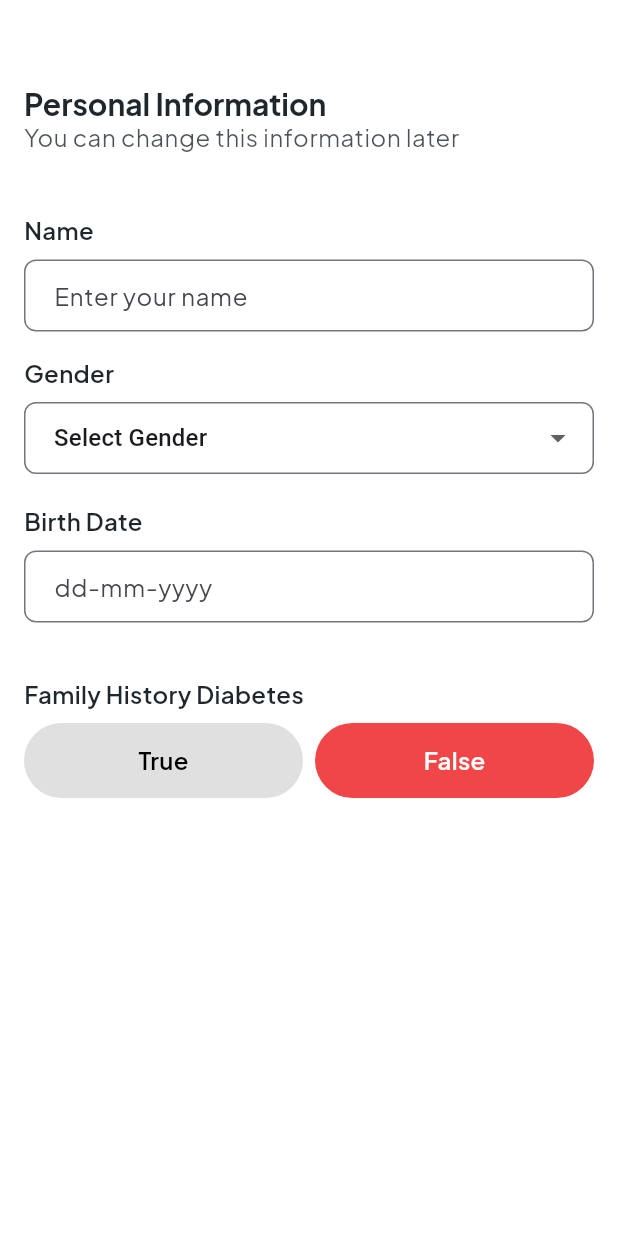
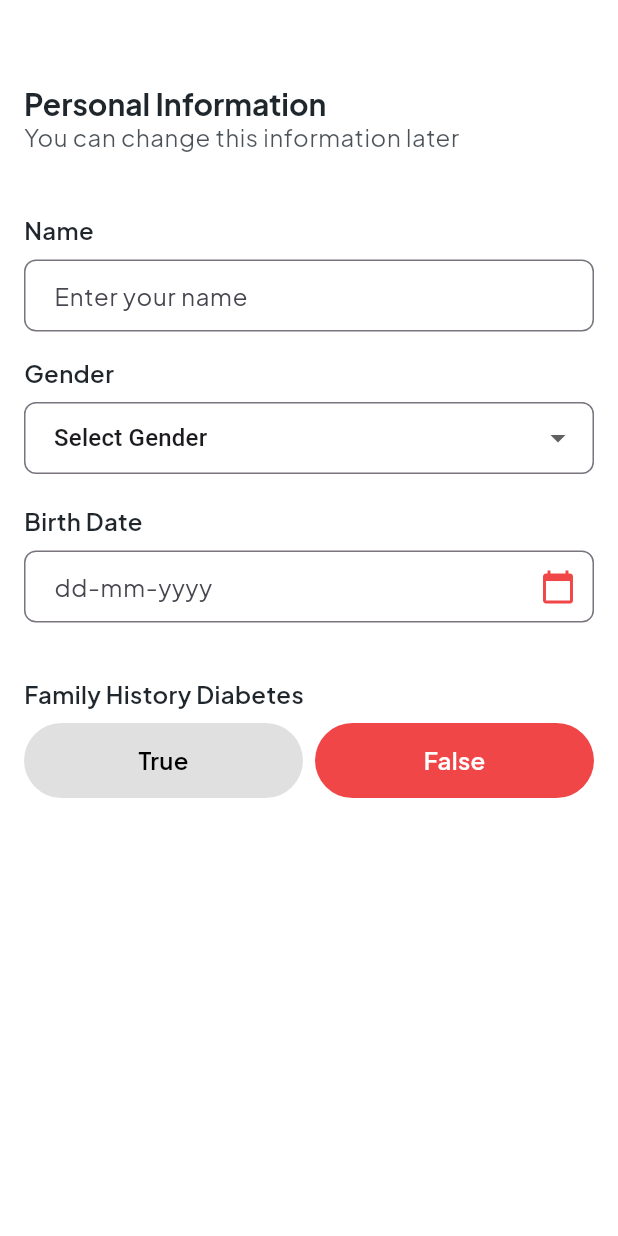
Before and after one commit to moozunch/Madhumeha, a Flutter app: the InputScreen screen opened directly, on a phone screen of 412 x 824 dp. Run offline on Flutter 3.47's test engine with Material 3 defaults, Android fonts, the phone set to English and light mode, and no system bars; our stand-ins replace google_fonts.

Commit message:
datePicker fixed muncul calendar

```diff
--- a/lib/widgets/inputBox.dart
+++ b/lib/widgets/inputBox.dart
@@ -1,48 +1,44 @@
 import 'package:flutter/material.dart';
-
-//Bisa untuk input string, sebagai datepicker, numberpicker.
 
 class InputBox extends StatelessWidget {
   final String label;
   final TextEditingController controller;
   final String hint;
   final TextInputType keyboardType;
+  final bool isDatePicker;
   final VoidCallback? onTap; // untuk trigger DatePicker atau NumberPicker
 
-  // Constructor
   const InputBox({
-    super.key,
+    Key? key,
     required this.label,
     required this.controller,
     this.hint = '',
+    this.isDatePicker = false,
     this.keyboardType = TextInputType.text,
     this.onTap,
-  });
+  }) : super(key: key);
 
   @override
   Widget build(BuildContext context) {
-    return GestureDetector(
-      onTap: () {
-        FocusScope.of(context).unfocus(); // menutup keyboard jika tap di luar input
-      },
-      child: Column(
+    return Column(
       crossAxisAlignment: CrossAxisAlignment.start,
       children: [
-          Text(label, style: Theme.of(context).textTheme.bodyMedium?.copyWith(
+        Text(
+          label,
+          style: Theme.of(context).textTheme.bodyMedium?.copyWith(
             fontWeight: FontWeight.w600,
-          )),
-          const SizedBox(height: 8,),
-          GestureDetector(
-            onTap: onTap,
-            child: ConstrainedBox(
-              constraints: const BoxConstraints(
-                maxWidth: 400,
-              ), //Untuk ukuran lebar text field
+          ),
+        ),
+        const SizedBox(height: 8),
+        ConstrainedBox(
+          constraints: const BoxConstraints(maxWidth: 400),
           child: TextField(
             controller: controller,
             keyboardType: keyboardType,
             cursorColor: Theme.of(context).primaryColor,
             style: TextStyle(color: Theme.of(context).secondaryHeaderColor),
+            readOnly: isDatePicker, // Mencegah keyboard muncul
+            onTap: isDatePicker ? onTap : null, // Panggil onTap jika DatePicker
             decoration: InputDecoration(
               hintText: hint,
               border: OutlineInputBorder(borderRadius: BorderRadius.circular(8)),
@@ -51,14 +47,14 @@ class InputBox extends StatelessWidget {
                 borderSide: BorderSide(color: Theme.of(context).primaryColor),
                 borderRadius: BorderRadius.circular(8),
               ),
-                ),
-                autofocus: false,
+              suffixIcon: isDatePicker
+                  ? Icon(Icons.calendar_today, color: Theme.of(context).primaryColor)
+                  : null, // Ikon hanya jika DatePicker
             ),
           ),
         ),
-          const SizedBox(height: 16,),
+        const SizedBox(height: 16),
       ],
-      ),
     );
   }
 }
--- a/pubspec.yaml
+++ b/pubspec.yaml
@@ -38,6 +38,7 @@ dependencies:
   tflite_flutter: ^0.11.0
   animated_text_kit: ^4.2.2
   google_fonts: ^6.2.1
+  intl: ^0.20.2
 
 dev_dependencies:
   flutter_test:
```
Also changed, not shown: lib/screens/inputScreen.dart (+5 -3 lines), pubspec.lock. Lines whose indentation alone changed are shown as unchanged.
